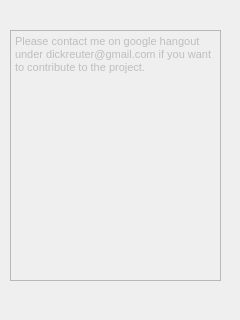
Old version of the form gui/help.ui in the repository dickreuter/Poker.
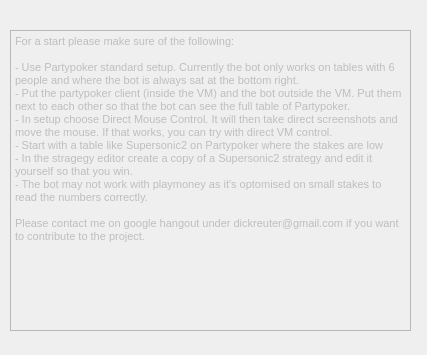
New version of the form.

Diff of the .ui file:
```diff
--- a/gui/help.ui
+++ b/gui/help.ui
@@ -6,8 +6,8 @@
    <rect>
     <x>0</x>
     <y>0</y>
-    <width>240</width>
-    <height>320</height>
+    <width>427</width>
+    <height>355</height>
    </rect>
   </property>
   <property name="windowTitle">
@@ -21,8 +21,8 @@
     <rect>
      <x>10</x>
      <y>30</y>
-     <width>211</width>
-     <height>251</height>
+     <width>401</width>
+     <height>301</height>
     </rect>
    </property>
    <property name="html">
@@ -30,6 +30,15 @@
 &lt;html&gt;&lt;head&gt;&lt;meta name=&quot;qrichtext&quot; content=&quot;1&quot; /&gt;&lt;style type=&quot;text/css&quot;&gt;
 p, li { white-space: pre-wrap; }
 &lt;/style&gt;&lt;/head&gt;&lt;body style=&quot; font-family:'MS Shell Dlg 2'; font-size:8.25pt; font-weight:400; font-style:normal;&quot;&gt;
+&lt;p style=&quot; margin-top:0px; margin-bottom:0px; margin-left:0px; margin-right:0px; -qt-block-indent:0; text-indent:0px;&quot;&gt;For a start please make sure of the following:&lt;/p&gt;
+&lt;p style=&quot;-qt-paragraph-type:empty; margin-top:0px; margin-bottom:0px; margin-left:0px; margin-right:0px; -qt-block-indent:0; text-indent:0px;&quot;&gt;&lt;br /&gt;&lt;/p&gt;
+&lt;p style=&quot; margin-top:0px; margin-bottom:0px; margin-left:0px; margin-right:0px; -qt-block-indent:0; text-indent:0px;&quot;&gt;- Use Partypoker standard setup. Currently the bot only works on tables with 6 people and where the bot is always sat at the bottom right.&lt;/p&gt;
+&lt;p style=&quot; margin-top:0px; margin-bottom:0px; margin-left:0px; margin-right:0px; -qt-block-indent:0; text-indent:0px;&quot;&gt;- Put the partypoker client (inside the VM) and the bot outside the VM. Put them next to each other so that the bot can see the full table of Partypoker.&lt;/p&gt;
+&lt;p style=&quot; margin-top:0px; margin-bottom:0px; margin-left:0px; margin-right:0px; -qt-block-indent:0; text-indent:0px;&quot;&gt;- In setup choose Direct Mouse Control. It will then take direct screenshots and move the mouse. If that works, you can try with direct VM control.&lt;/p&gt;
+&lt;p style=&quot; margin-top:0px; margin-bottom:0px; margin-left:0px; margin-right:0px; -qt-block-indent:0; text-indent:0px;&quot;&gt;- Start with a table like Supersonic2 on Partypoker where the stakes are low&lt;/p&gt;
+&lt;p style=&quot; margin-top:0px; margin-bottom:0px; margin-left:0px; margin-right:0px; -qt-block-indent:0; text-indent:0px;&quot;&gt;- In the stragegy editor create a copy of a Supersonic2 strategy and edit it yourself so that you win.&lt;/p&gt;
+&lt;p style=&quot; margin-top:0px; margin-bottom:0px; margin-left:0px; margin-right:0px; -qt-block-indent:0; text-indent:0px;&quot;&gt;- The bot may not work with playmoney as it's optomised on small stakes to read the numbers correctly.&lt;/p&gt;
+&lt;p style=&quot;-qt-paragraph-type:empty; margin-top:0px; margin-bottom:0px; margin-left:0px; margin-right:0px; -qt-block-indent:0; text-indent:0px;&quot;&gt;&lt;br /&gt;&lt;/p&gt;
 &lt;p style=&quot; margin-top:0px; margin-bottom:0px; margin-left:0px; margin-right:0px; -qt-block-indent:0; text-indent:0px;&quot;&gt;Please contact me on google hangout under dickreuter@gmail.com if you want to contribute to the project.&lt;/p&gt;&lt;/body&gt;&lt;/html&gt;</string>
    </property>
   </widget>
```
